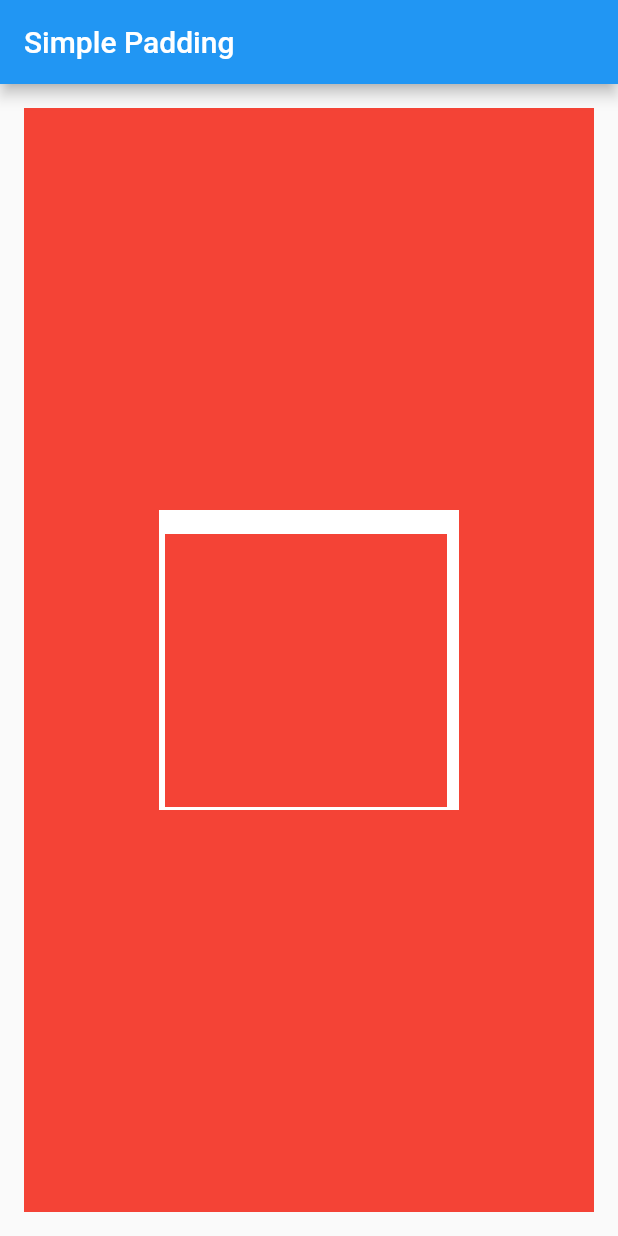
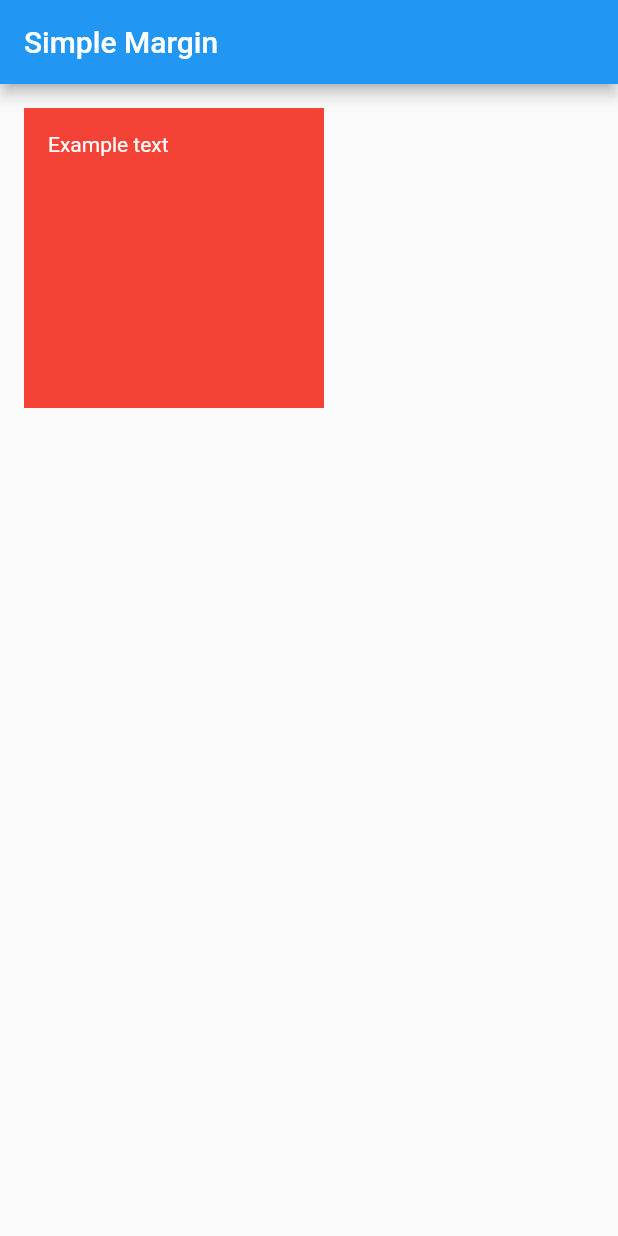
Before and after one commit to rockar06/Flutter-Basics, a Flutter app: the screen it shows after launch, on a phone screen of 412 x 824 dp. Run offline on Flutter 3.47's test engine with Material 2 defaults, Android fonts, the phone set to English and light mode, and no system bars.

Commit message:
Use constants and make sample of margin usage in Container widget

```diff
--- a/lib/main.dart
+++ b/lib/main.dart
@@ -1,5 +1,5 @@
 import 'package:flutter/material.dart';
-import 'package:fluttercourse/widgets/padding/sample_padding.dart';
+import 'package:fluttercourse/widgets/margin/simple_margin.dart';
 
 void main() {
   runApp(MyApp());
@@ -16,7 +16,7 @@ class MyApp extends StatelessWidget {
         visualDensity: VisualDensity.adaptivePlatformDensity,
       ),
       //home: MyHomePage(title: 'Flutter Demo Home Page'),
-      home: SimplePadding(),
+      home: SimpleMargin(),
     );
   }
 }
--- /dev/null
+++ b/lib/widgets/margin/simple_margin.dart
@@ -0,0 +1,23 @@
+import 'package:flutter/material.dart';
+import 'package:fluttercourse/common/constants.dart';
+import 'package:fluttercourse/common/custom_scaffold.dart';
+
+class SimpleMargin extends StatelessWidget {
+  @override
+  Widget build(BuildContext context) {
+    return CustomScaffold(
+      title: "Simple Margin",
+      body: Container(
+        margin: EdgeInsets.only(left: spacing16, top: spacing16),
+        padding: EdgeInsets.all(spacing16),
+        color: Colors.red,
+        width: containerSize,
+        height: containerSize,
+        child: Text(
+          "Example text",
+          style: TextStyle(color: Colors.white),
+        ),
+      ),
+    );
+  }
+}
--- a/lib/widgets/padding/sample_padding.dart
+++ b/lib/widgets/padding/sample_padding.dart
@@ -1,11 +1,6 @@
 import 'package:flutter/material.dart';
+import 'package:fluttercourse/common/constants.dart';
 import 'package:fluttercourse/common/custom_scaffold.dart';
-
-const _padding2 = 2.0;
-const _padding4 = 4.0;
-const _padding8 = 8.0;
-const _padding16 = 16.0;
-const _containerSize = 200.0;
 
 class SimplePadding extends StatelessWidget {
   @override
@@ -13,7 +8,7 @@ class SimplePadding extends StatelessWidget {
     return CustomScaffold(
       title: "Simple Padding",
       body: Padding(
-        padding: EdgeInsets.all(_padding16),
+        padding: EdgeInsets.all(spacing16),
         child: Container(
           color: Colors.red,
           alignment: Alignment.center,
@@ -25,12 +20,11 @@ class SimplePadding extends StatelessWidget {
 
   Widget _getChildContainer() {
     return Container(
-      width: _containerSize,
-      height: _containerSize,
+      width: containerSize,
+      height: containerSize,
       color: Colors.white,
       child: Padding(
-        padding:
-            EdgeInsets.fromLTRB(_padding4, _padding16, _padding8, _padding2),
+        padding: EdgeInsets.fromLTRB(spacing4, spacing16, spacing8, spacing2),
         child: Container(
           color: Colors.red,
         ),
```
Also changed, not shown: lib/common/constants.dart (added, +11 -0 lines), lib/widgets/container/simple_container.dart (+9 -6 lines).
